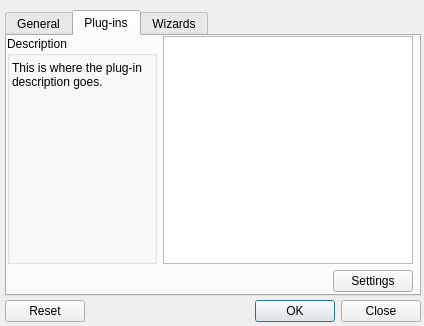
GunioRobot/speechcontrol, file ui/windows/settings.ui: the form before one commit.
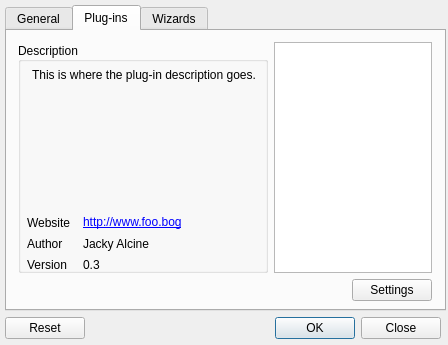
The form after the commit. The open tabs and pages were chosen to show the change.

Diff of the .ui file:
```diff
--- a/ui/windows/settings.ui
+++ b/ui/windows/settings.ui
@@ -7,8 +7,8 @@
    <rect>
     <x>0</x>
     <y>0</y>
-    <width>424</width>
-    <height>326</height>
+    <width>448</width>
+    <height>345</height>
    </rect>
   </property>
   <property name="windowTitle">
@@ -21,9 +21,9 @@
    <property name="geometry">
     <rect>
      <x>5</x>
-     <y>295</y>
-     <width>416</width>
-     <height>32</height>
+     <y>315</y>
+     <width>436</width>
+     <height>26</height>
     </rect>
    </property>
    <property name="orientation">
@@ -40,9 +40,9 @@
    <property name="geometry">
     <rect>
      <x>5</x>
-     <y>10</y>
-     <width>416</width>
-     <height>286</height>
+     <y>5</y>
+     <width>441</width>
+     <height>306</height>
     </rect>
    </property>
    <property name="tabPosition">
@@ -193,10 +193,10 @@
     <widget class="QWidget" name="gridLayoutWidget_3">
      <property name="geometry">
       <rect>
-       <x>0</x>
-       <y>0</y>
-       <width>406</width>
-       <height>256</height>
+       <x>5</x>
+       <y>5</y>
+       <width>426</width>
+       <height>271</height>
       </rect>
      </property>
      <layout class="QGridLayout" name="gridLayout_3">
@@ -204,20 +204,29 @@
        <widget class="QGroupBox" name="groupBox">
         <property name="minimumSize">
          <size>
-          <width>150</width>
+          <width>250</width>
           <height>0</height>
          </size>
         </property>
         <property name="title">
          <string>Description</string>
         </property>
+        <property name="alignment">
+         <set>Qt::AlignLeading|Qt::AlignLeft|Qt::AlignVCenter</set>
+        </property>
+        <property name="flat">
+         <bool>false</bool>
+        </property>
+        <property name="checkable">
+         <bool>false</bool>
+        </property>
         <widget class="QLabel" name="labelPluginDescription">
          <property name="geometry">
           <rect>
-           <x>5</x>
-           <y>25</y>
-           <width>141</width>
-           <height>76</height>
+           <x>14</x>
+           <y>26</y>
+           <width>224</width>
+           <height>121</height>
           </rect>
          </property>
          <property name="text">
@@ -230,9 +239,99 @@
           <bool>true</bool>
          </property>
         </widget>
+        <widget class="QWidget" name="formLayoutWidget">
+         <property name="geometry">
+          <rect>
+           <x>3</x>
+           <y>167</y>
+           <width>246</width>
+           <height>69</height>
+          </rect>
+         </property>
+         <layout class="QFormLayout" name="formLayout">
+          <item row="0" column="0">
+           <widget class="QLabel" name="label_8">
+            <property name="minimumSize">
+             <size>
+              <width>50</width>
+              <height>15</height>
+             </size>
+            </property>
+            <property name="maximumSize">
+             <size>
+              <width>50</width>
+              <height>15</height>
+             </size>
+            </property>
+            <property name="text">
+             <string>Website</string>
+            </property>
+           </widget>
+          </item>
+          <item row="1" column="0">
+           <widget class="QLabel" name="label_9">
+            <property name="minimumSize">
+             <size>
+              <width>42</width>
+              <height>15</height>
+             </size>
+            </property>
+            <property name="maximumSize">
+             <size>
+              <width>42</width>
+              <height>15</height>
+             </size>
+            </property>
+            <property name="text">
+             <string>Author</string>
+            </property>
+           </widget>
+          </item>
+          <item row="2" column="0">
+           <widget class="QLabel" name="label_10">
+            <property name="minimumSize">
+             <size>
+              <width>44</width>
+              <height>15</height>
+             </size>
+            </property>
+            <property name="maximumSize">
+             <size>
+              <width>44</width>
+              <height>15</height>
+             </size>
+            </property>
+            <property name="text">
+             <string>Version</string>
+            </property>
+           </widget>
+          </item>
+          <item row="0" column="1">
+           <widget class="QLabel" name="labelWebsite">
+            <property name="text">
+             <string>&lt;a href=&quot;http://www.foo.bog&quot;&gt;http://www.foo.bog&lt;/a&gt;</string>
+            </property>
+           </widget>
+          </item>
+          <item row="1" column="1">
+           <widget class="QLabel" name="labelAuthor">
+            <property name="text">
+             <string>Jacky Alcine</string>
+            </property>
+           </widget>
+          </item>
+          <item row="2" column="1">
+           <widget class="QLabel" name="labelVersion">
+            <property name="text">
+             <string>0.3</string>
+            </property>
+           </widget>
+          </item>
+         </layout>
+        </widget>
        </widget>
       </item>
-      <item row="1" column="1">
+      <item row="1" column="0" colspan="2">
        <layout class="QHBoxLayout" name="horizontalLayout">
         <item>
          <spacer name="horizontalSpacer">
@@ -425,6 +524,7 @@
    </widget>
   </widget>
  </widget>
+ <layoutdefault spacing="6" margin="6"/>
  <resources/>
  <connections>
   <connection>
```
Left out of the diff: 50 changed lines with no effect on the pictures.
